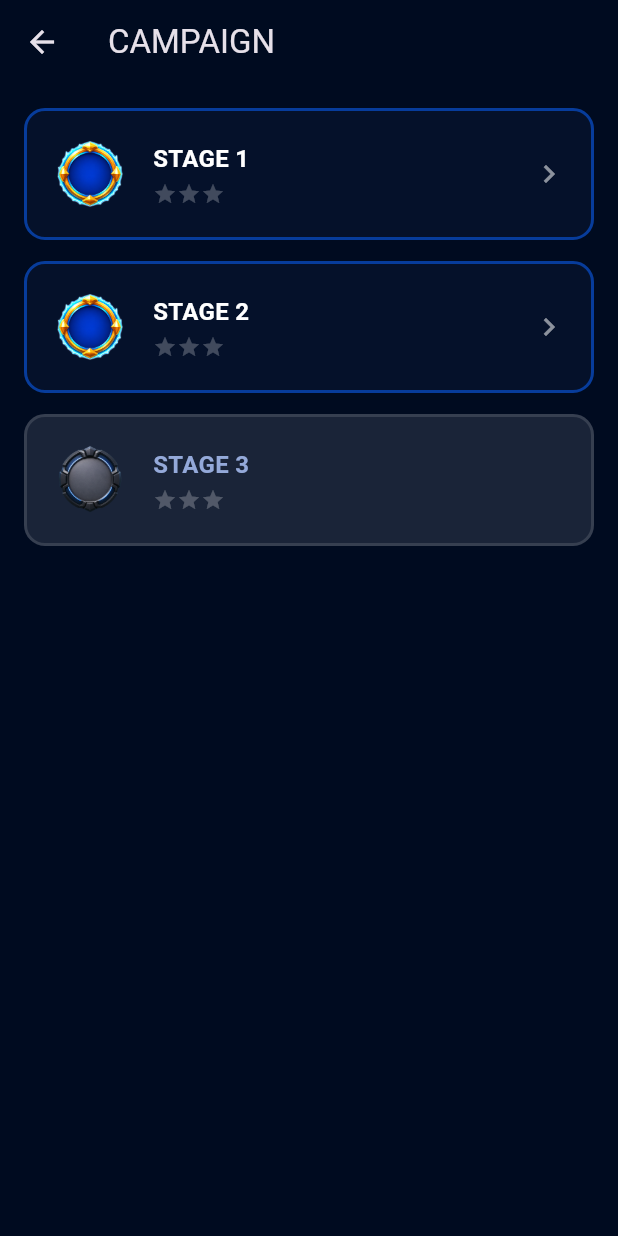
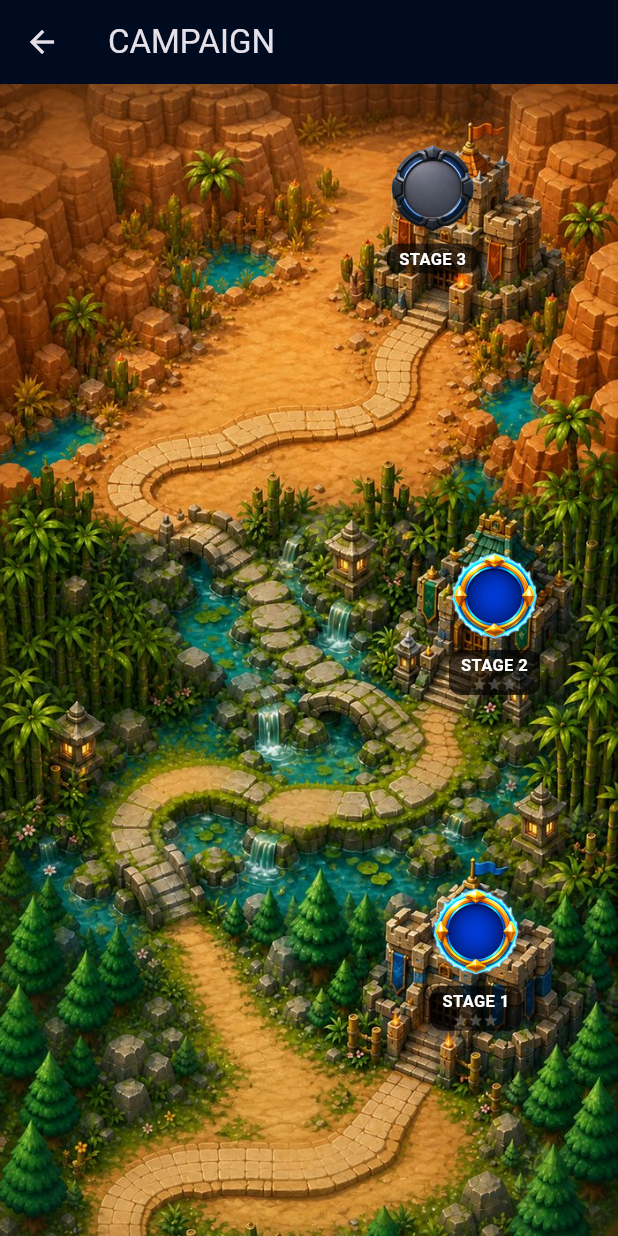
Before and after one commit to khalidgxg/mob-game-flutter, a Flutter app: the screen it shows after launch, item 4 of the bottom bar chosen, on a phone screen of 412 x 824 dp. Run offline on Flutter 3.47's test engine with Material 3 defaults, Android fonts, the phone set to English and light mode, and no system bars; our stand-ins replace shared_preferences; missing offline and left inert: flame; accounts and stored records are empty.

Commit message:
Use the real ground and campaign atlas art (searched more thoroughly)
Found in Assets/Resources/Ground/ and Assets/Resources/Campaign/
Atlases/ -- real per-stage battlefield ground textures (traced each
Stage{1,2,3}GroundFull.mat's texture guid back to its source PNG) and
the real illustrated campaign path atlas, missed on the first pass
through the project.

GroundRenderer now draws the real Stage 1 ground texture instead of a
flat color fill. Because IsoProjection.screenY has no y-term at
worldY=0 (the ground plane), world-to-screen there is a pure
anisotropic scale with no shear, so the texture blits with a plain
canvas.scale instead of a projected/warped quad -- same category of
simplification Phase 3 used for the billboard castle art.

CampaignMapScreen now shows the real atlas image with node badges
positioned over the three castles actually painted into it (forest/
bottom = Stage 1, bamboo/middle = Stage 2, desert/top = Stage 3),
replacing the plain-list stand-in from earlier in Phase 5.

All the new art was downscaled/re-encoded (ground and atlas to JPEG,
oversized PNGs resized) before copying in -- the raw Unity exports
were 1200-2500px images displayed at a few hundred px at most, which
would have bloated the APK well past what's practical to hand around
for testing.

stage_plaque.png is copied in but not wired up yet.

Co-Authored-By: Claude Sonnet 5 <noreply@anthropic.com>
Claude-Session: https://claude.ai/code/session_01QnFCiv6qpE22A52FzSNZCh

```diff
--- a/apps/poc_battle/lib/campaign_map_screen.dart
+++ b/apps/poc_battle/lib/campaign_map_screen.dart
@@ -4,22 +4,20 @@ import 'package:mobrush_save/mobrush_save.dart';
 import 'main.dart' show Stage1Screen;
 import 'profile_service.dart';
 
-/// Simplified port of `CampaignMapScreen.cs`. The C# version scrolls one
-/// continuous hand-authored atlas image per three-stage group with node
-/// positions read off `CampaignAtlasDefinition`'s normalized anchors — that
-/// illustrated background (the jungle/desert path art) isn't in this repo's
-/// `Assets/Resources`, only the three real node-state badges are
-/// (`CampaignNodeComplete/Current/Locked_v1.png`, used below), so this is a
-/// plain scrollable list of stage cards instead of the real atlas —
-/// same information (lock state, stars, launch), honestly simpler
-/// presentation. Swapping in the real atlas once that background art
-/// exists is exactly the `Stack` + `Align(FractionalOffset)` port the
-/// migration plan already calls for; nothing here blocks that.
+/// Port of `CampaignMapScreen.cs`, now against the real illustrated atlas
+/// (`Assets/Resources/Campaign/Atlases/CampaignAtlas_01.png`, found by
+/// searching mobGame's `Resources` tree more thoroughly than the first
+/// pass — it exists, this repo just hadn't copied it in yet). Node anchors
+/// are hand-read off the three castles actually painted into the atlas
+/// (forest/bottom = Stage 1, bamboo/middle = Stage 2, desert/top = Stage 3)
+/// since `CampaignAtlasDefinition`'s authored normalized anchors aren't in
+/// an exported/readable form here — an approximation grounded in the real
+/// art, not the invented layout the very first version of this screen used.
 ///
 /// Only Stage 1 has real authored battle content in this app (see
-/// `stage1_content.dart`) — every node launches the same `Stage1Screen`,
+/// `game_content.dart`) — every node launches the same `Stage1Screen`,
 /// which is honest about being Stage 1 in its own HUD. Stage 2/3 nodes are
-/// shown to prove the progression list works end to end, not because their
+/// shown to prove the progression works end to end, not because their
 /// battles are actually distinct yet.
 class CampaignMapScreen extends StatefulWidget {
   const CampaignMapScreen({super.key, required this.profile, required this.profileService});
@@ -33,13 +31,16 @@ class CampaignMapScreen extends StatefulWidget {
 
 class _CampaignMapScreenState extends State<CampaignMapScreen> {
   static const _bgNavy = Color(0xFF000B20);
-  static const _cardDark = Color(0xFF05112A);
-  static const _gold = Color(0xFFFFD133);
-  static const _primaryBlue = Color(0xFF0859E6);
-  static const _locked = Color(0xFF1A2438);
-  static const _textDim = Color(0xFF94A9D9);
 
   static const _totalStages = 3;
+
+  // Normalized (fractionX, fractionY) of each stage's castle in
+  // campaign_atlas.jpg, read off the image directly (top-left origin).
+  static const _nodeAnchors = [
+    Offset(0.77, 0.707), // Stage 1 — forest castle, bottom
+    Offset(0.80, 0.427), // Stage 2 — bamboo/jungle castle, middle
+    Offset(0.70, 0.088), // Stage 3 — desert castle, top
+  ];
 
   late PlayerProfile _profile = widget.profile;
 
@@ -63,25 +64,33 @@ class _CampaignMapScreenState extends State<CampaignMapScreen> {
           onPressed: () => Navigator.of(context).pop(_profile),
         ),
       ),
-      body: ListView.separated(
-        padding: const EdgeInsets.all(16),
-        itemCount: _totalStages,
-        separatorBuilder: (_, __) => const SizedBox(height: 14),
-        itemBuilder: (context, i) {
-          final stageNum = i + 1;
-          final stageId = 'stage_$stageNum';
-          final stars = _profile.getStageStars(stageId);
-          final isUnlocked = stageNum <= unlocked;
-          return _StageNode(
-            stageNum: stageNum,
-            stars: stars,
-            unlocked: isUnlocked,
-            onTap: isUnlocked ? () => _launch(stageId) : null,
-            cardDark: _cardDark,
-            gold: _gold,
-            primaryBlue: _primaryBlue,
-            locked: _locked,
-            textDim: _textDim,
+      body: LayoutBuilder(
+        builder: (context, constraints) {
+          const imageAspect = 700 / 1358; // campaign_atlas.jpg's own aspect
+          final width = constraints.maxWidth;
+          final height = width / imageAspect;
+          return SingleChildScrollView(
+            child: SizedBox(
+              width: width,
+              height: height,
+              child: Stack(
+                children: [
+                  Image.asset('assets/campaign/campaign_atlas.jpg',
+                      width: width, height: height, fit: BoxFit.cover),
+                  for (var i = 0; i < _totalStages; i++)
+                    Positioned(
+                      left: _nodeAnchors[i].dx * width - 34,
+                      top: _nodeAnchors[i].dy * height - 34,
+                      child: _StageNode(
+                        stageNum: i + 1,
+                        stars: _profile.getStageStars('stage_${i + 1}'),
+                        unlocked: i + 1 <= unlocked,
+                        onTap: i + 1 <= unlocked ? () => _launch('stage_${i + 1}') : null,
+                      ),
+                    ),
+                ],
+              ),
+            ),
           );
         },
       ),
@@ -108,74 +117,52 @@ class _StageNode extends StatelessWidget {
     required this.stars,
     required this.unlocked,
     required this.onTap,
-    required this.cardDark,
-    required this.gold,
-    required this.primaryBlue,
-    required this.locked,
-    required this.textDim,
   });
 
   final int stageNum;
   final int stars;
   final bool unlocked;
   final VoidCallback? onTap;
-  final Color cardDark, gold, primaryBlue, locked, textDim;
+
+  static const _gold = Color(0xFFFFD133);
 
   @override
   Widget build(BuildContext context) {
-    return GestureDetector(
-      onTap: onTap,
-      child: Container(
-        padding: const EdgeInsets.all(16),
-        decoration: BoxDecoration(
-          color: unlocked ? cardDark : locked,
-          borderRadius: BorderRadius.circular(14),
-          border: Border.all(
-            color: unlocked ? primaryBlue.withValues(alpha: 0.6) : Colors.white12,
-            width: 2,
-          ),
-        ),
-        child: Row(
-          children: [
-            SizedBox(
-              width: 52,
-              height: 52,
-              child: Image.asset(
-                stars > 0
+    final badge = stars > 0
         ? 'assets/campaign/CampaignNodeComplete_v1.png'
         : unlocked
             ? 'assets/campaign/CampaignNodeCurrent_v1.png'
-                        : 'assets/campaign/CampaignNodeLocked_v1.png',
-                fit: BoxFit.contain,
+            : 'assets/campaign/CampaignNodeLocked_v1.png';
+    return GestureDetector(
+      onTap: onTap,
+      child: Column(
+        children: [
+          SizedBox(width: 68, height: 68, child: Image.asset(badge, fit: BoxFit.contain)),
+          Container(
+            margin: const EdgeInsets.only(top: 2),
+            padding: const EdgeInsets.symmetric(horizontal: 8, vertical: 2),
+            decoration: BoxDecoration(
+              color: Colors.black.withValues(alpha: 0.65),
+              borderRadius: BorderRadius.circular(8),
             ),
-            ),
-            const SizedBox(width: 16),
-            Expanded(
             child: Column(
-                crossAxisAlignment: CrossAxisAlignment.start,
               children: [
-                  Text(
-                    'STAGE $stageNum',
-                    style: TextStyle(
-                      color: unlocked ? Colors.white : textDim,
-                      fontWeight: FontWeight.bold,
-                      fontSize: 16,
-                    ),
-                  ),
-                  const SizedBox(height: 4),
+                Text('STAGE $stageNum',
+                    style: const TextStyle(
+                        color: Colors.white, fontSize: 11, fontWeight: FontWeight.bold)),
+                if (unlocked)
                   Row(
+                    mainAxisSize: MainAxisSize.min,
                     children: List.generate(
                       3,
                       (i) => Icon(Icons.star,
-                          size: 16, color: i < stars ? gold : Colors.white24),
+                          size: 10, color: i < stars ? _gold : Colors.white24),
                     ),
                   ),
               ],
             ),
           ),
-            if (unlocked) const Icon(Icons.chevron_right, color: Colors.white54),
         ],
-        ),
       ),
     );
   }
--- a/apps/poc_battle/pubspec.yaml
+++ b/apps/poc_battle/pubspec.yaml
@@ -35,3 +35,4 @@ flutter:
     - assets/home/icons/
     - assets/campaign/
     - assets/content/
+    - assets/ground/
```
Also changed, not shown: apps/poc_battle/lib/ground_renderer.dart (+59 -7 lines), apps/poc_battle/lib/stage1_game.dart (+7 -1 lines), apps/poc_battle/assets/campaign/campaign_atlas.jpg (added), apps/poc_battle/assets/campaign/stage_plaque.png (added), apps/poc_battle/assets/ground/stage1_ground.jpg (added), apps/poc_battle/assets/ground/stage2_ground.jpg (added), apps/poc_battle/assets/ground/stage3_ground.jpg (added). Lines whose indentation alone changed are shown as unchanged.
